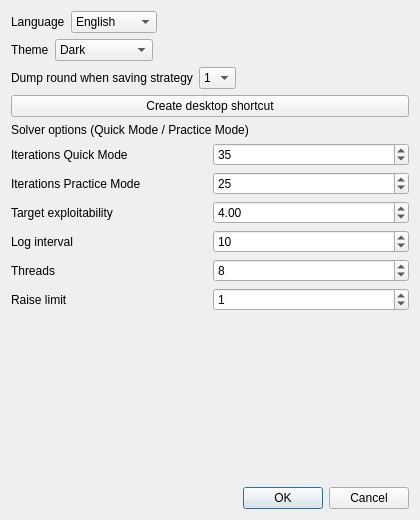
Qt form settingeditor.ui (NicolasTu-dev/NicoSolver) before a commit.
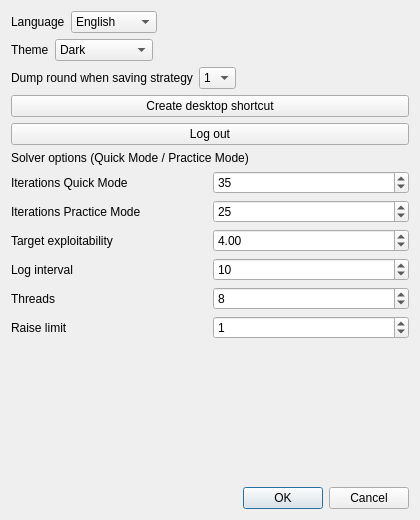
The same form after that commit.

Commit message:
Remove auto-login, add logout to Settings
"Remember me" now only pre-fills the login form the user still has
to tap "Log in" themselves, instead of the app logging them in
automatically on launch.

Added a "Log out" button in Settings that forgets the saved
credentials and cached subscription, then closes the app so the next
launch asks for login again.

Diff of the .ui file:
```diff
--- a/settingeditor.ui
+++ b/settingeditor.ui
@@ -167,6 +167,13 @@
        </property>
       </widget>
      </item>
+     <item>
+      <widget class="QPushButton" name="logoutButton">
+       <property name="text">
+        <string>Log out</string>
+       </property>
+      </widget>
+     </item>
      <item>
       <widget class="QLabel" name="quickModeOptionsLabel">
        <property name="text">
```
The commit also changes 9 other files.
